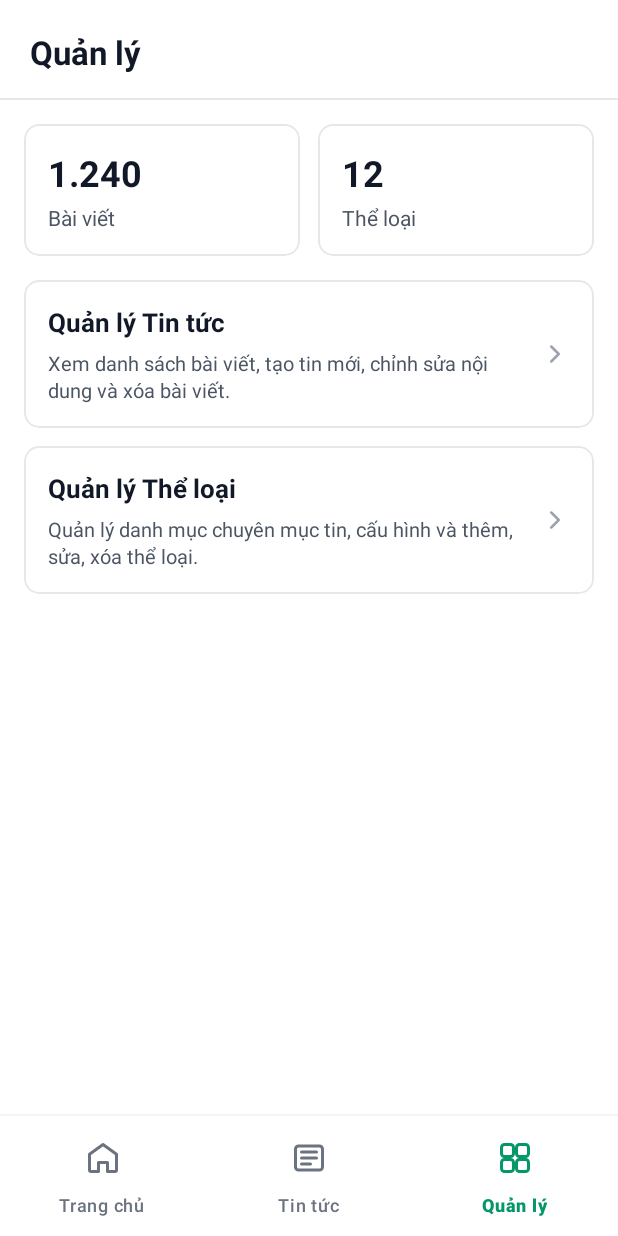
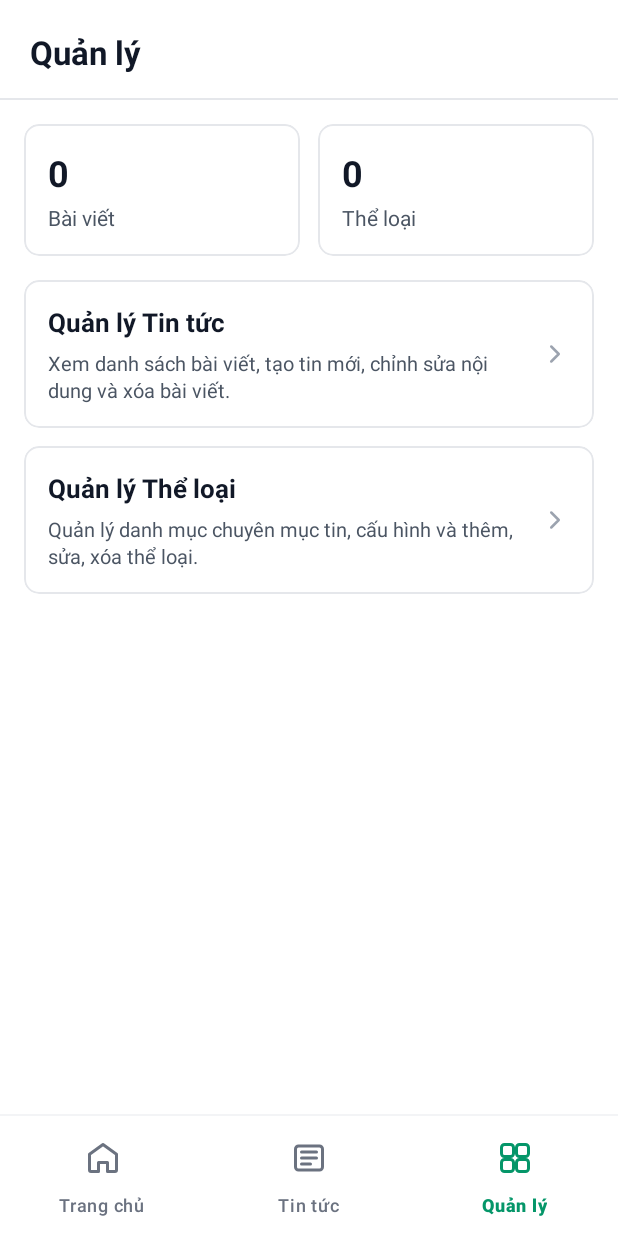
Before and after one commit to TINABJan254/news-management-app, an Android app: the fragment ManagementFragment placed in its activity, item 3 of the bottom bar chosen, on a phone screen of 412 x 824 dp. Run offline under Robolectric (Android 15) with nearby library versions, the phone set to English and light mode, and no system bars.

Commit message:
feat: load total categories, news

```diff
--- a/app/src/main/java/com/example/newsmanagement/data/CategoryDatabaseHelper.java
+++ b/app/src/main/java/com/example/newsmanagement/data/CategoryDatabaseHelper.java
@@ -3,6 +3,7 @@ package com.example.newsmanagement.data;
 import android.content.ContentValues;
 import android.content.Context;
 import android.database.Cursor;
+import android.database.DatabaseUtils;
 import android.database.sqlite.SQLiteDatabase;
 import android.database.sqlite.SQLiteOpenHelper;
 
@@ -68,6 +69,10 @@ public class CategoryDatabaseHelper extends SQLiteOpenHelper {
         }
 
         return categories;
+    }
+
+    public long getCategoryCount() {
+        return DatabaseUtils.queryNumEntries(getReadableDatabase(), TABLE_CATEGORIES);
     }
 
     public boolean categoryExists(String id) {
--- a/app/src/main/java/com/example/newsmanagement/data/NewsDatabaseHelper.java
+++ b/app/src/main/java/com/example/newsmanagement/data/NewsDatabaseHelper.java
@@ -3,6 +3,7 @@ package com.example.newsmanagement.data;
 import android.content.ContentValues;
 import android.content.Context;
 import android.database.Cursor;
+import android.database.DatabaseUtils;
 import android.database.sqlite.SQLiteDatabase;
 import android.database.sqlite.SQLiteOpenHelper;
 
@@ -87,6 +88,10 @@ public class NewsDatabaseHelper extends SQLiteOpenHelper {
         }
 
         return newsList;
+    }
+
+    public long getNewsCount() {
+        return DatabaseUtils.queryNumEntries(getReadableDatabase(), TABLE_NEWS);
     }
 
     public boolean newsExists(String id) {
--- a/app/src/main/java/com/example/newsmanagement/view/activity/ManagementActivity.java
+++ b/app/src/main/java/com/example/newsmanagement/view/activity/ManagementActivity.java
@@ -2,7 +2,6 @@ package com.example.newsmanagement.view.activity;
 
 import android.os.Bundle;
 import android.widget.TextView;
-import android.widget.Toast;
 
 import androidx.activity.EdgeToEdge;
 import androidx.appcompat.app.AppCompatActivity;
@@ -13,6 +12,10 @@ import androidx.core.view.WindowInsetsCompat;
 import com.google.android.material.bottomnavigation.BottomNavigationView;
 import com.google.android.material.card.MaterialCardView;
 import com.example.newsmanagement.R;
+import com.example.newsmanagement.data.CategoryDatabaseHelper;
+import com.example.newsmanagement.data.NewsDatabaseHelper;
+
+import java.text.NumberFormat;
 
 public class ManagementActivity extends AppCompatActivity {
 
@@ -23,6 +26,8 @@ public class ManagementActivity extends AppCompatActivity {
     private MaterialCardView cardManageNews;
     private MaterialCardView cardManageCategories;
     private BottomNavigationView bottomNavigation;
+    private CategoryDatabaseHelper categoryDatabaseHelper;
+    private NewsDatabaseHelper newsDatabaseHelper;
 
     @Override
     protected void onCreate(Bundle savedInstanceState) {
@@ -36,8 +41,25 @@ public class ManagementActivity extends AppCompatActivity {
             return insets;
         });
 
+        categoryDatabaseHelper = new CategoryDatabaseHelper(this);
+        newsDatabaseHelper = new NewsDatabaseHelper(this);
         initViews();
         setupEvents();
+    }
+
+    @Override
+    protected void onResume() {
+        super.onResume();
+        NumberFormat numberFormat = NumberFormat.getIntegerInstance();
+        tvTotalArticles.setText(numberFormat.format(newsDatabaseHelper.getNewsCount()));
+        tvTotalCategories.setText(numberFormat.format(categoryDatabaseHelper.getCategoryCount()));
+    }
+
+    @Override
+    protected void onDestroy() {
+        newsDatabaseHelper.close();
+        categoryDatabaseHelper.close();
+        super.onDestroy();
     }
 
     private void initViews() {
--- a/app/src/main/java/com/example/newsmanagement/view/fragment/ManagementFragment.java
+++ b/app/src/main/java/com/example/newsmanagement/view/fragment/ManagementFragment.java
@@ -6,21 +6,31 @@ import android.os.Bundle;
 import android.view.LayoutInflater;
 import android.view.View;
 import android.view.ViewGroup;
+import android.widget.TextView;
 
 import androidx.annotation.Nullable;
 
 import com.example.newsmanagement.R;
+import com.example.newsmanagement.data.CategoryDatabaseHelper;
+import com.example.newsmanagement.data.NewsDatabaseHelper;
 import com.example.newsmanagement.view.activity.CategoryManagementActivity;
 import com.example.newsmanagement.view.activity.NewsManagementActivity;
 import com.google.android.material.card.MaterialCardView;
 
+import java.text.NumberFormat;
+
 public class ManagementFragment extends Fragment {
+
+    private CategoryDatabaseHelper categoryDatabaseHelper;
+    private NewsDatabaseHelper newsDatabaseHelper;
 
     @Nullable
     @Override
     public View onCreateView(LayoutInflater inflater, ViewGroup container,
                              Bundle savedInstanceState) {
         View view = inflater.inflate(R.layout.activity_management, container, false);
+        categoryDatabaseHelper = new CategoryDatabaseHelper(getActivity());
+        newsDatabaseHelper = new NewsDatabaseHelper(getActivity());
         view.findViewById(R.id.bottomNavigation).setVisibility(View.GONE);
         MaterialCardView manageNews = view.findViewById(R.id.cardManageNews);
         MaterialCardView manageCategories = view.findViewById(R.id.cardManageCategories);
@@ -30,4 +40,37 @@ public class ManagementFragment extends Fragment {
                 new Intent(getActivity(), CategoryManagementActivity.class)));
         return view;
     }
+
+    @Override
+    public void onResume() {
+        super.onResume();
+        refreshCounts();
+    }
+
+    @Override
+    public void onHiddenChanged(boolean hidden) {
+        super.onHiddenChanged(hidden);
+        if (!hidden) {
+            refreshCounts();
+        }
+    }
+
+    private void refreshCounts() {
+        View view = getView();
+        if (view == null) {
+            return;
+        }
+        NumberFormat numberFormat = NumberFormat.getIntegerInstance();
+        TextView tvTotalArticles = view.findViewById(R.id.tvTotalArticles);
+        TextView tvTotalCategories = view.findViewById(R.id.tvTotalCategories);
+        tvTotalArticles.setText(numberFormat.format(newsDatabaseHelper.getNewsCount()));
+        tvTotalCategories.setText(numberFormat.format(categoryDatabaseHelper.getCategoryCount()));
+    }
+
+    @Override
+    public void onDestroyView() {
+        newsDatabaseHelper.close();
+        categoryDatabaseHelper.close();
+        super.onDestroyView();
+    }
 }
--- a/app/src/main/res/layout/activity_management.xml
+++ b/app/src/main/res/layout/activity_management.xml
@@ -82,7 +82,8 @@
                             android:id="@+id/tvTotalArticles"
                             android:layout_width="wrap_content"
                             android:layout_height="wrap_content"
-                            android:text="1.240"
+                            android:text="0"
+                            tools:text="1.240"
                             android:textColor="@color/text_primary"
                             android:textSize="24sp"
                             android:textStyle="bold" />
@@ -120,7 +121,8 @@
                             android:id="@+id/tvTotalCategories"
                             android:layout_width="wrap_content"
                             android:layout_height="wrap_content"
-                            android:text="12"
+                            android:text="0"
+                            tools:text="12"
                             android:textColor="@color/text_primary"
                             android:textSize="24sp"
                             android:textStyle="bold" />
```
